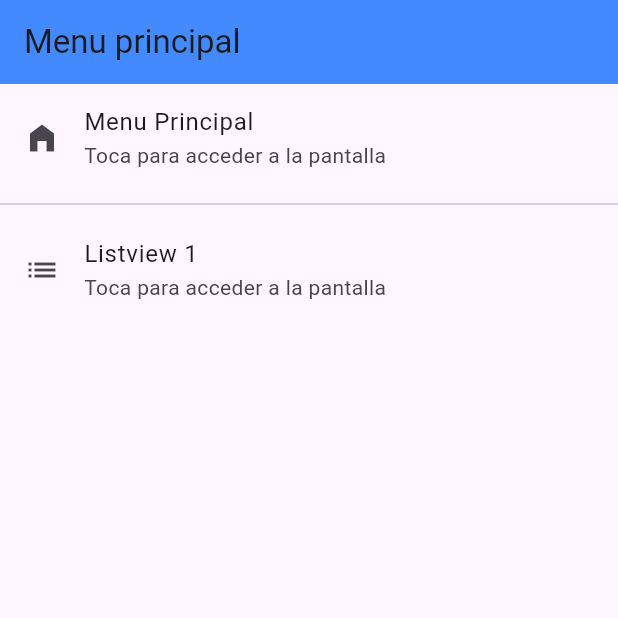
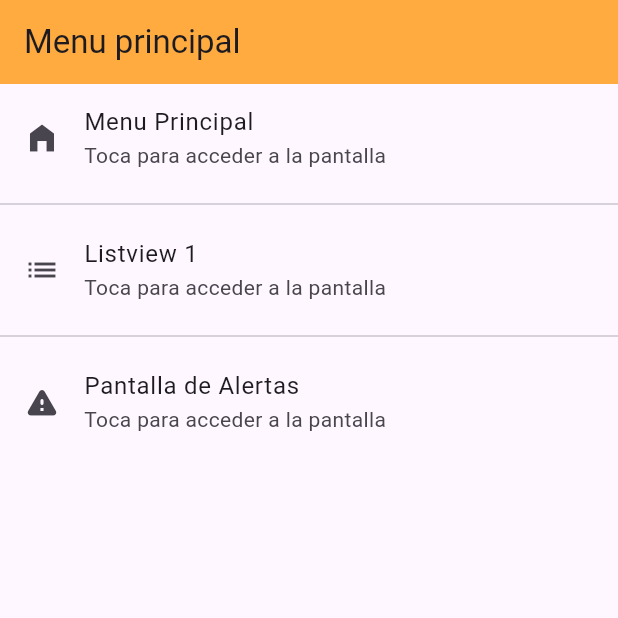
Before and after one commit to GrimmGW/componentes_prog3, a Flutter app: the screen it shows after launch, on a phone screen of 412 x 824 dp, the top half of it. Run offline on Flutter 3.47's test engine with Material 3 defaults, Android fonts, the light colour scheme and no system bars.

Commit message:
Agregado temas, pantalla de Alertas y nueva ruta

```diff
--- a/lib/main.dart
+++ b/lib/main.dart
@@ -1,4 +1,5 @@
 import 'package:componentes_prog3/routes/app_routes.dart';
+import 'package:componentes_prog3/themes/app_theme.dart';
 import 'package:flutter/material.dart';
 
 void main() => runApp(const MyApp());
@@ -12,7 +13,8 @@ class MyApp extends StatelessWidget {
       title: 'Componentes',
       debugShowCheckedModeBanner: false,
       initialRoute: AppRoutes.initialRoute,
-      routes: AppRoutes.routes
+      routes: AppRoutes.routes,
+      theme: AppTheme.lightTheme
     );
   }
 }
--- a/lib/routes/app_routes.dart
+++ b/lib/routes/app_routes.dart
@@ -8,13 +8,15 @@ class AppRoutes {
 
   static final menuOptions = <MenuOptions>[
     MenuOptions(route: '/home', icon: Icons.home_filled, name: 'Menu Principal', screen: const Listview2Screen()),
-    MenuOptions(route: '/listview1', icon: Icons.list, name: 'Listview 1', screen: const ListViewScreen())
+    MenuOptions(route: '/listview1', icon: Icons.list, name: 'Listview 1', screen: const ListViewScreen()),
+    MenuOptions(route: '/alert', icon: Icons.warning_rounded, name: 'Pantalla de Alertas', screen: const AlertScreen()),
   ];
 
 
   static Map<String, Widget Function(BuildContext)> routes = {
     '/home' : (BuildContext context) => const Listview2Screen(),
-    '/listview1' : (BuildContext context) => const ListViewScreen()
+    '/listview1' : (BuildContext context) => const ListViewScreen(),
+    '/alert' : (BuildContext context) => const AlertScreen(),
   };
 
 }
--- a/lib/screens/listview2_screen.dart
+++ b/lib/screens/listview2_screen.dart
@@ -10,9 +10,17 @@ class Listview2Screen extends StatelessWidget {
     return Scaffold(
       appBar: AppBar(
         title: const Text('Menu principal'),
-        backgroundColor: Colors.blueAccent,
+        // backgroundColor: Colors.blueAccent,
       ),
       body: ListView.separated(
+        //Tamaño de nuestra lista
+        itemCount: AppRoutes.menuOptions.length,
+
+        //Usar los guiones bajos omite el uso de context y/o int
+        separatorBuilder: ( _ , __ ){
+          return const Divider();
+        },
+        //Contructor del Widget
         itemBuilder: (context, index) {
           return ListTile(
             title: Text( AppRoutes.menuOptions[index].name ),
@@ -23,11 +31,6 @@ class Listview2Screen extends StatelessWidget {
             },
           );
         },
-        //Usar los guiones bajos omite el uso de context y/o int
-        separatorBuilder: ( _ , __ ){
-          return const Divider();
-        },
-        itemCount: AppRoutes.menuOptions.length
       )
     );
   }
--- a/lib/screens/listview_screen.dart
+++ b/lib/screens/listview_screen.dart
@@ -10,8 +10,8 @@ class ListViewScreen extends StatelessWidget {
   Widget build(BuildContext context) {
     return Scaffold(
       appBar: AppBar(
-        title: const Text('Listview', style: TextStyle(fontWeight: FontWeight.bold),),
-        backgroundColor: Colors.green,
+        title: const Text('Listview'),
+        // backgroundColor: Colors.green,
       ),
       body: ListView(
         children: [
--- a/lib/screens/screens.dart
+++ b/lib/screens/screens.dart
@@ -1,2 +1,3 @@
+export 'package:componentes_prog3/screens/alert_screen.dart';
+export 'package:componentes_prog3/screens/listview_screen.dart';
 export 'package:componentes_prog3/screens/listview2_screen.dart';
-export 'package:componentes_prog3/screens/listview_screen.dart';
--- /dev/null
+++ b/lib/themes/app_theme.dart
@@ -0,0 +1,41 @@
+import 'package:flutter/material.dart';
+
+class AppTheme {
+
+  //Es el color primario o principal de nuestro proyecto
+  static Color? primary = Colors.orangeAccent;
+  static Color? primaryDarker = Colors.orangeAccent[700];
+
+  static ThemeData lightTheme = ThemeData.light().copyWith(
+
+    //Tema para el AppBar
+    appBarTheme: AppBarThemeData(
+      backgroundColor: AppTheme.primary
+    ),
+
+    filledButtonTheme: FilledButtonThemeData(
+      style: ButtonStyle(
+        backgroundColor: WidgetStateProperty.all(AppTheme.primary),
+        foregroundColor: WidgetStateProperty.all(Colors.black),
+      )
+    ),
+
+    textButtonTheme: TextButtonThemeData(
+      style: ButtonStyle(
+        foregroundColor: WidgetStateProperty.all(AppTheme.primaryDarker),
+      )
+    )
+
+  );
+
+  static ThemeData darkTheme = ThemeData.dark().copyWith(
+
+    //Tema para el AppBar
+    appBarTheme: AppBarThemeData(
+      backgroundColor: AppTheme.primary,
+      foregroundColor: Colors.black
+    ),
+
+  );
+
+}
```
Also changed, not shown: lib/screens/alert_screen.dart (added, +51 -0 lines).
